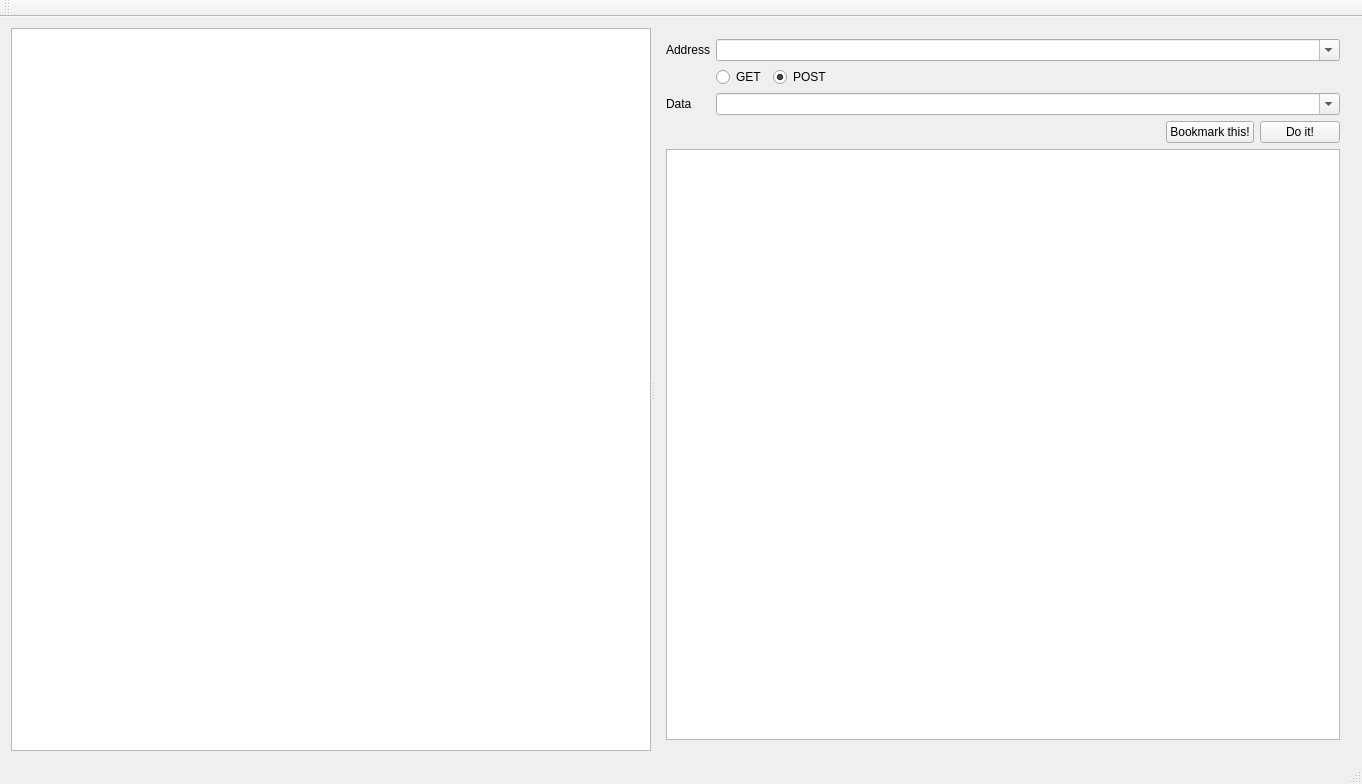
Before: the Qt Designer form mainwindow.ui in t-mon/krest, drawn with Qt 5.
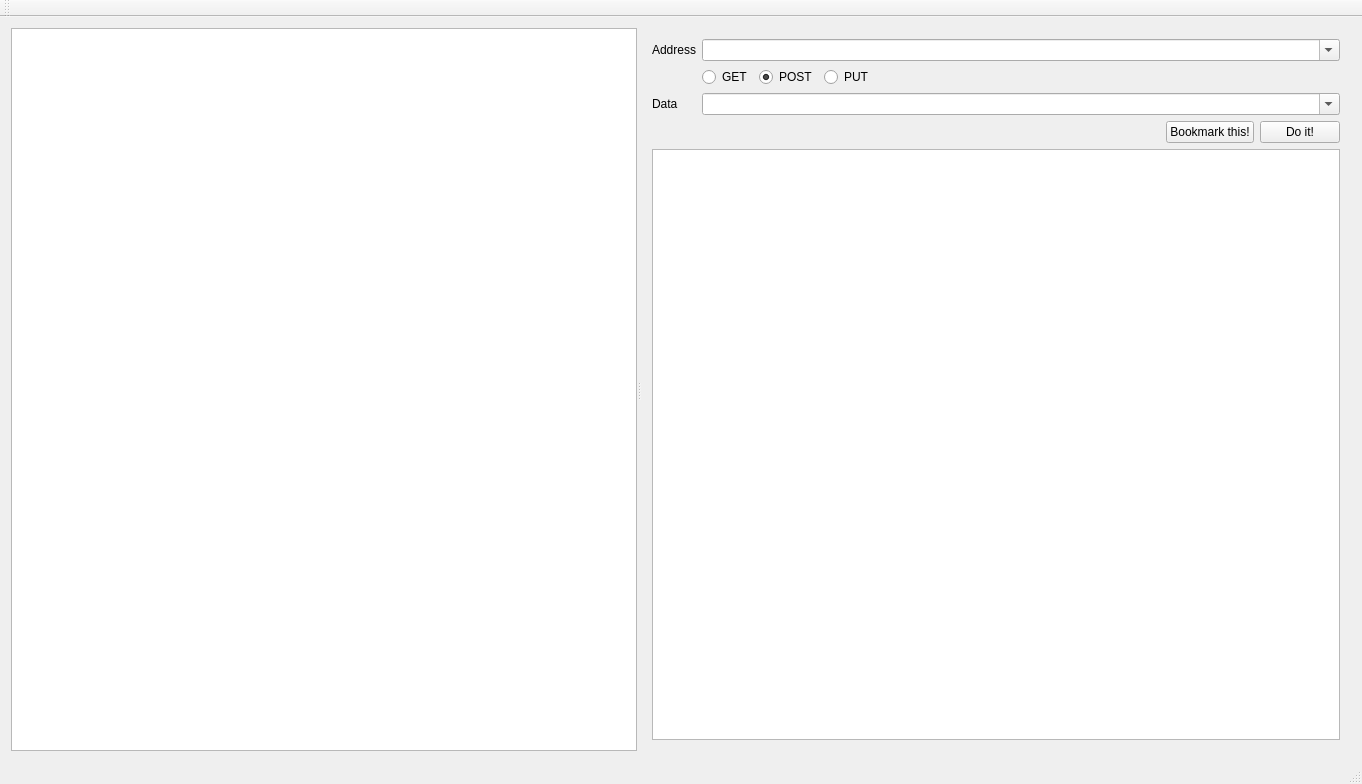
After: the same form once the commit is applied.

Patch:
```diff
--- a/mainwindow.ui
+++ b/mainwindow.ui
@@ -25,7 +25,7 @@
         <enum>Qt::CustomContextMenu</enum>
        </property>
       </widget>
-      <widget class="QWidget" name="">
+      <widget class="QWidget" name="layoutWidget">
        <layout class="QVBoxLayout" name="verticalLayout">
         <item>
          <layout class="QGridLayout" name="gridLayout">
@@ -36,7 +36,7 @@
             </property>
            </widget>
           </item>
-          <item row="0" column="1" colspan="3">
+          <item row="0" column="1" colspan="4">
            <widget class="QComboBox" name="cbUrl">
             <property name="sizePolicy">
              <sizepolicy hsizetype="Expanding" vsizetype="Fixed">
@@ -49,7 +49,7 @@
             </property>
            </widget>
           </item>
-          <item row="1" column="3">
+          <item row="1" column="4">
            <spacer name="horizontalSpacer">
             <property name="orientation">
              <enum>Qt::Horizontal</enum>
@@ -69,7 +69,7 @@
             </property>
            </widget>
           </item>
-          <item row="2" column="1" colspan="3">
+          <item row="2" column="1" colspan="4">
            <widget class="QComboBox" name="cbData">
             <property name="sizePolicy">
              <sizepolicy hsizetype="Expanding" vsizetype="Fixed">
@@ -99,6 +99,13 @@
             </property>
            </widget>
           </item>
+          <item row="1" column="3">
+           <widget class="QRadioButton" name="rbPut">
+            <property name="text">
+             <string>PUT</string>
+            </property>
+           </widget>
+          </item>
          </layout>
         </item>
         <item>
```
Left out of the diff: 2 changed lines with no effect on the pictures.
